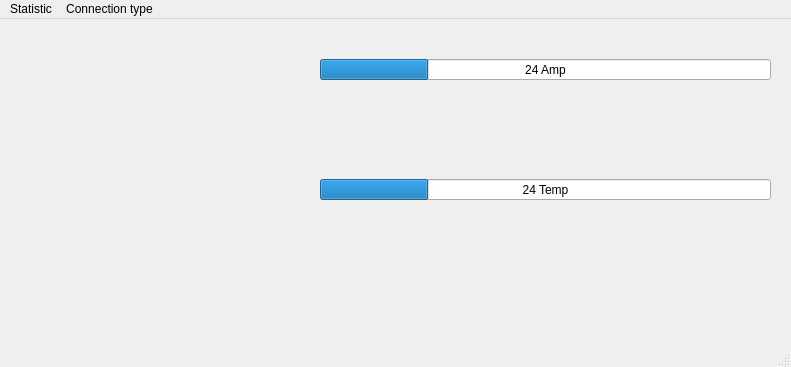
First picture: the form in mainwindow.ui, repository jon007a/Modbus, before the edit.
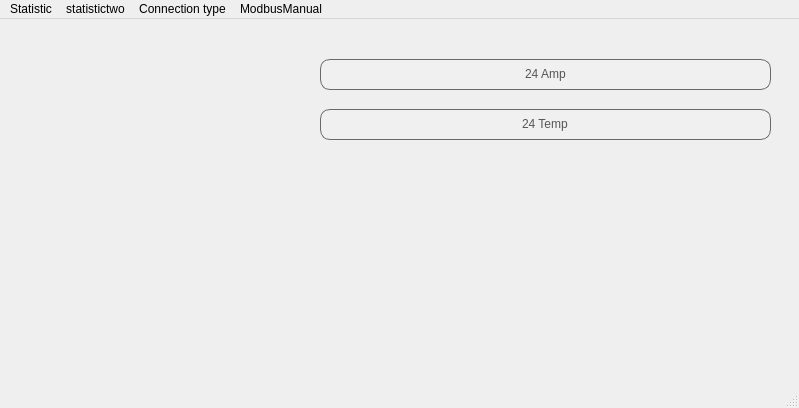
Second picture: the form after the edit.

Diff of the .ui file:
```diff
--- a/mainwindow.ui
+++ b/mainwindow.ui
@@ -6,8 +6,8 @@
    <rect>
     <x>0</x>
     <y>0</y>
-    <width>791</width>
-    <height>367</height>
+    <width>799</width>
+    <height>408</height>
    </rect>
   </property>
   <property name="windowTitle">
@@ -35,9 +35,29 @@
       <x>320</x>
       <y>40</y>
       <width>451</width>
-      <height>21</height>
+      <height>31</height>
      </rect>
     </property>
+    <property name="styleSheet">
+     <string notr="true">QProgressBar {
+    background-color: #f0f0f0;               /* Светлый фон */
+    border: 1px solid #696969;               /* Светло-серая граница */
+    border-radius: 10px;                     /* Закругленные края */
+    text-align: center;                      /* Центрирование текста */
+    font-size: 12px;                         /* Размер шрифта */
+    color: #555555;                          /* Темный цвет текста */
+    min-height: 25px;                        /* Высота прогресс-бара */
+}
+
+QProgressBar::chunk {
+    background-color: qlineargradient(
+        spread:pad, x1:0, y1:0, x2:1, y2:1,
+        stop:0 #d0d0d0, stop:1 #696969);     /* Матовый серый градиент */
+    border-radius: 8px;                      /* Закругленные края сегмента */
+    margin: 2px;                             /* Отступы от краев */
+}
+</string>
+    </property>
     <property name="value">
      <number>24</number>
     </property>
@@ -52,11 +72,37 @@
     <property name="geometry">
      <rect>
       <x>320</x>
-      <y>160</y>
+      <y>90</y>
       <width>451</width>
-      <height>21</height>
+      <height>31</height>
      </rect>
     </property>
+    <property name="sizePolicy">
+     <sizepolicy hsizetype="Expanding" vsizetype="Preferred">
+      <horstretch>0</horstretch>
+      <verstretch>0</verstretch>
+     </sizepolicy>
+    </property>
+    <property name="styleSheet">
+     <string notr="true">QProgressBar {
+    background-color: #f0f0f0;               /* Светлый фон */
+    border: 1px solid #696969;               /* Светло-серая граница */
+    border-radius: 10px;                     /* Закругленные края */
+    text-align: center;                      /* Центрирование текста */
+    font-size: 12px;                         /* Размер шрифта */
+    color: #555555;                          /* Темный цвет текста */
+    min-height: 25px;                        /* Высота прогресс-бара */
+}
+
+QProgressBar::chunk {
+    background-color: qlineargradient(
+        spread:pad, x1:0, y1:0, x2:1, y2:1,
+        stop:0 #d0d0d0, stop:1 #696969);     /* Матовый серый градиент */
+    border-radius: 8px;                      /* Закругленные края сегмента */
+    margin: 2px;                             /* Отступы от краев */
+}
+</string>
+    </property>
     <property name="value">
      <number>24</number>
     </property>
@@ -68,12 +114,20 @@
     </property>
    </widget>
   </widget>
+  <widget class="QStatusBar" name="statusbar">
+   <property name="enabled">
+    <bool>true</bool>
+   </property>
+   <property name="cursor">
+    <cursorShape>ArrowCursor</cursorShape>
+   </property>
+  </widget>
   <widget class="QMenuBar" name="menubar">
    <property name="geometry">
     <rect>
      <x>0</x>
      <y>0</y>
-     <width>791</width>
+     <width>799</width>
      <height>21</height>
     </rect>
    </property>
@@ -94,16 +148,22 @@
     <addaction name="separator"/>
     <addaction name="actionrtu"/>
    </widget>
+   <widget class="QMenu" name="menustatistictwo">
+    <property name="title">
+     <string>statistictwo</string>
+    </property>
+    <addaction name="action_2"/>
+   </widget>
+   <widget class="QMenu" name="menuModbusManual">
+    <property name="title">
+     <string>ModbusManual</string>
+    </property>
+    <addaction name="actionOpenManual"/>
+   </widget>
    <addaction name="menuStatistic"/>
+   <addaction name="menustatistictwo"/>
    <addaction name="menuConnection_type"/>
-  </widget>
-  <widget class="QStatusBar" name="statusbar">
-   <property name="enabled">
-    <bool>true</bool>
-   </property>
-   <property name="cursor">
-    <cursorShape>ArrowCursor</cursorShape>
-   </property>
+   <addaction name="menuModbusManual"/>
   </widget>
   <action name="actionrtu">
    <property name="text">
```
Left out of the diff: 10 changed lines with no effect on the pictures.
